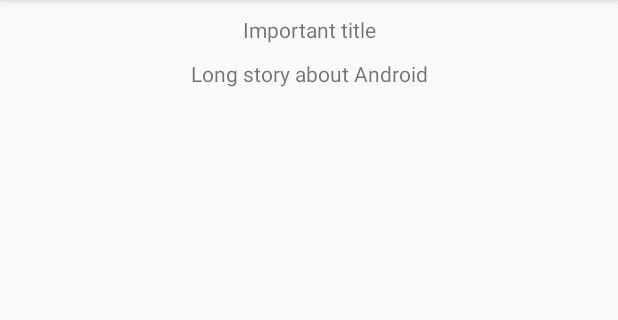
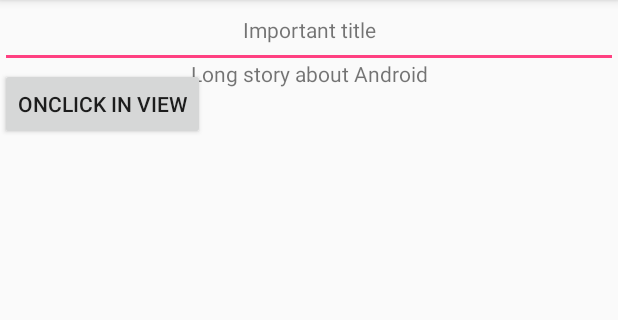
Before and after one commit to cleancoder7/MvvmTrip, an Android app: the MessageFragment screen opened directly, with no data from a screen before it, on a phone screen of 412 x 824 dp, the part 84-404 px from its top. Run offline under Robolectric (Android 15) with nearby library versions, the phone set to English and light mode, and no system bars; our stand-ins replace Dagger/Hilt's generated code, RxJava, Timber; 3 statements that could not run were skipped.

Commit message:
onclick with liveData

```diff
--- a/app/src/main/java/iview/wsienski/mvvmtrip/ui/messagelive/MessageFragment.java
+++ b/app/src/main/java/iview/wsienski/mvvmtrip/ui/messagelive/MessageFragment.java
@@ -5,6 +5,8 @@ import android.os.Bundle;
 import android.view.LayoutInflater;
 import android.view.View;
 import android.view.ViewGroup;
+import android.widget.Button;
+import android.widget.EditText;
 import android.widget.TextView;
 
 import javax.inject.Inject;
@@ -27,6 +29,8 @@ public class MessageFragment extends BaseFragment {
     MessageViewModel messageViewModel;
 
     TextView title, message;
+    EditText email;
+    Button btnCheckEmail;
 
     public MessageFragment() {
         // Required empty public constructor
@@ -60,6 +64,13 @@ public class MessageFragment extends BaseFragment {
             setMessageDesc(message.getMessage());
         });
 
+        btnCheckEmail.setOnClickListener(view -> {
+            String txt = messageViewModel.checkEmail(email.getText().toString())
+                    ? getString(R.string.email_correct)
+                    : getString(R.string.email_incorrect);
+            showToast(txt);
+        });
+
     }
 
     @Override
@@ -68,6 +79,8 @@ public class MessageFragment extends BaseFragment {
         View v = inflater.inflate(R.layout.message_fragment, container, false);
         title = v.findViewById(R.id.title);
         message = v.findViewById(R.id.message);
+        email = v.findViewById(R.id.inputEmail);
+        btnCheckEmail = v.findViewById(R.id.btnCheckEmailInView);
         return v;
     }
 
--- a/app/src/main/java/iview/wsienski/mvvmtrip/ui/messagelive/MessageViewModel.java
+++ b/app/src/main/java/iview/wsienski/mvvmtrip/ui/messagelive/MessageViewModel.java
@@ -7,6 +7,7 @@ import iview.wsienski.mvvmtrip.base.BaseViewModel;
 import iview.wsienski.mvvmtrip.datamodel.IRepository;
 import iview.wsienski.mvvmtrip.model.Message;
 import iview.wsienski.mvvmtrip.schedulers.ISchedulerFacade;
+import iview.wsienski.mvvmtrip.util.Validations;
 import timber.log.Timber;
 
 /**
@@ -45,4 +46,8 @@ public class MessageViewModel extends BaseViewModel {
                 )
         );
     }
+
+    public boolean checkEmail(String email) {
+        return Validations.checkEmail(email);
+    }
 }
--- a/app/src/main/res/layout/message_fragment.xml
+++ b/app/src/main/res/layout/message_fragment.xml
@@ -1,6 +1,7 @@
 <?xml version="1.0" encoding="utf-8"?>
 <android.support.constraint.ConstraintLayout xmlns:android="http://schemas.android.com/apk/res/android"
     xmlns:app="http://schemas.android.com/apk/res-auto"
+    xmlns:tools="http://schemas.android.com/tools"
     android:layout_width="match_parent"
     android:layout_height="match_parent">
 
@@ -20,4 +21,21 @@
         android:paddingTop="10dp"
         android:text="Message..."
         app:layout_constraintTop_toBottomOf="@id/title" />
+
+    <EditText
+        android:id="@+id/inputEmail"
+        android:layout_width="match_parent"
+        android:layout_height="wrap_content"
+        app:layout_constraintTop_toBottomOf="@id/isPremium" />
+
+    <Button
+        android:id="@+id/btnCheckEmailInView"
+        android:layout_width="wrap_content"
+        android:layout_height="wrap_content"
+        android:text="onClick in View"
+        app:layout_constraintLeft_toLeftOf="@id/name"
+        app:layout_constraintRight_toRightOf="@id/name"
+        app:layout_constraintTop_toBottomOf="@id/inputEmail"
+        tools:text="onClick in View" />
+
 </android.support.constraint.ConstraintLayout>
--- a/app/src/main/res/layout/warrior_fragment.xml
+++ b/app/src/main/res/layout/warrior_fragment.xml
@@ -29,6 +29,6 @@
         android:layout_width="wrap_content"
         android:layout_height="wrap_content"
         android:layout_gravity="center_horizontal"
-        android:text="Email validation in ViewModel"
-        tools:text="Email validation in ViewModel" />
+        android:text="onClick in View"
+        tools:text="onClick in View" />
 </LinearLayout>
```
Also changed, not shown: app/src/main/res/layout/user_fragment.xml (+4 -4 lines).
